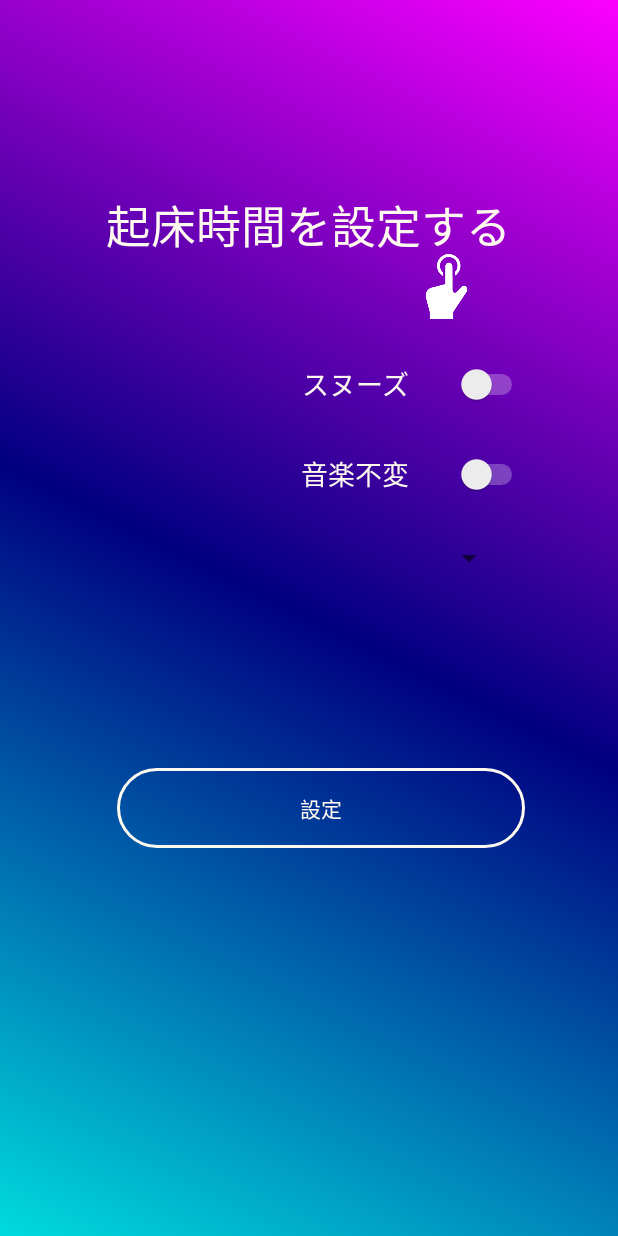
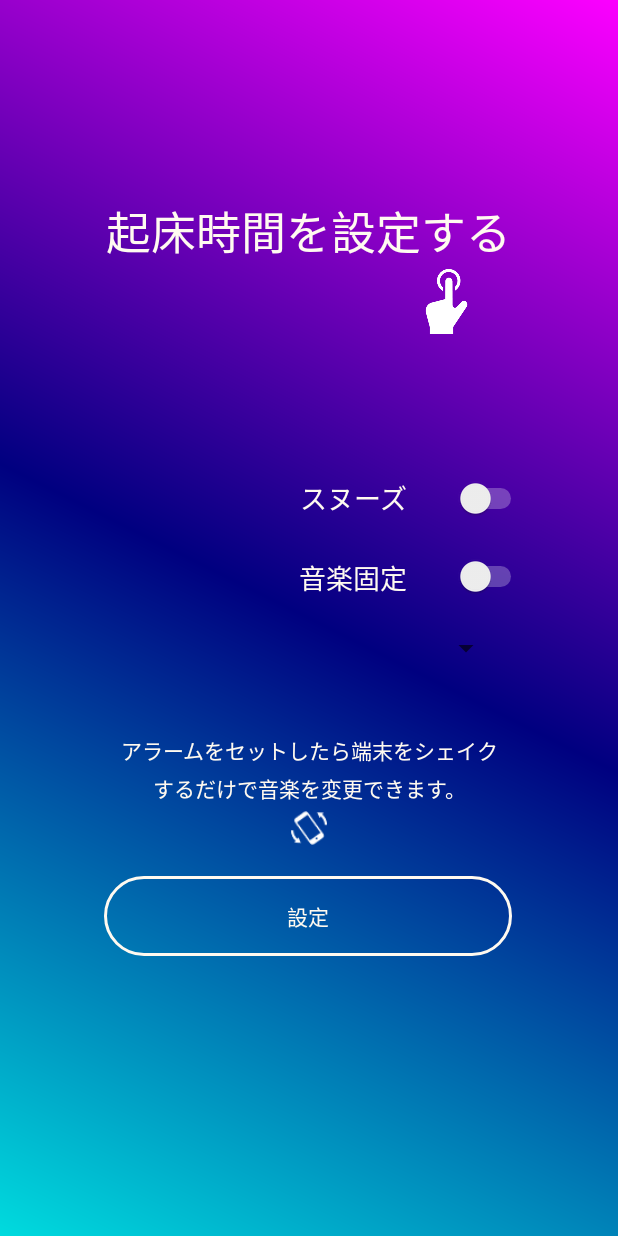
Before and after one commit to minoru1027/SleepLeader, an Android app: the layout activity_alarm_edit.xml on its own in the app's theme, with its tools: preview values and no code run, on a phone screen of 412 x 824 dp. Run offline under Robolectric (Android 15) with nearby library versions, the phone set to English and light mode, and no system bars; Roboto replaces fonts that are not available here.

Commit message:
fix:なんかいろいろ

```diff
--- a/app/src/main/java/f1/sleepLeader/AlarmActivity.kt
+++ b/app/src/main/java/f1/sleepLeader/AlarmActivity.kt
@@ -13,7 +13,7 @@ import io.realm.Realm
 import io.realm.kotlin.createObject
 import io.realm.kotlin.where
 
-class AlarmActivity : AppCompatActivity() {
+class AlarmActivity : MediaPlayerActivity() {
 
     private lateinit var musicRealm : Realm
     private lateinit var musicAlarmRealm : Realm
@@ -24,6 +24,8 @@ class AlarmActivity : AppCompatActivity() {
         super.onCreate(savedInstanceState)
         setContentView(R.layout.activity_main)
 
+        musicFlag = false
+        alarmFlag = false
         musicRealm = Realm.getDefaultInstance()
         musicAlarmRealm = Realm.getDefaultInstance()
 
--- a/app/src/main/java/f1/sleepLeader/MusicDownLoadActivity.kt
+++ b/app/src/main/java/f1/sleepLeader/MusicDownLoadActivity.kt
@@ -205,7 +205,7 @@ open class MusicDownLoadActivity : MediaPlayerActivity(){
                             }
                         }
                     }
-                    startActivity<MusicActivity>()
+                    startActivity<AlarmActivity>()
                 }
             }
         }
--- a/app/src/main/java/f1/sleepLeader/MusicPlayActivity.kt
+++ b/app/src/main/java/f1/sleepLeader/MusicPlayActivity.kt
@@ -13,9 +13,9 @@ class MusicPlayActivity :MediaPlayerActivity(){
     private var firebaseFlag = ""
 
     public fun MusicStop(){
-        mpStop()
         musicFlag = true
         alarmFlag = true
+        alarm()
     }
     public fun AlarmMusicSet(res: Resources, context: Context){
 
--- a/app/src/main/res/layout/activity_alarm_edit.xml
+++ b/app/src/main/res/layout/activity_alarm_edit.xml
@@ -12,12 +12,12 @@
             android:id="@+id/AlarmSetting"
             android:layout_width="272dp"
             android:layout_height="53dp"
-            android:layout_marginTop="128dp"
+            android:layout_marginTop="140dp"
             android:background="@drawable/radius"
             android:text="設定"
             android:textColor="#fffaf0"
             app:layout_constraintEnd_toEndOf="parent"
-            app:layout_constraintHorizontal_bias="0.555"
+            app:layout_constraintHorizontal_bias="0.496"
             app:layout_constraintStart_toStartOf="parent"
             app:layout_constraintTop_toBottomOf="@+id/musicSpinner" />
 
@@ -25,37 +25,35 @@
             android:id="@+id/musicFlag"
             android:layout_width="65dp"
             android:layout_height="40dp"
-            android:layout_marginTop="20dp"
+            android:layout_marginTop="12dp"
+
             android:layout_marginEnd="50dp"
-
             android:textColor="#fffaf0"
             android:textColorHint="#fffaf0"
             android:theme="@style/CustomSwitch"
             app:layout_constraintEnd_toEndOf="parent"
-            app:layout_constraintStart_toEndOf="@+id/textView2"
-            app:layout_constraintTop_toBottomOf="@+id/snoozeFlag"
 
 
-            />
+            app:layout_constraintStart_toEndOf="@+id/textView2"
+            app:layout_constraintTop_toBottomOf="@+id/snoozeFlag" />
 
     <Spinner
             android:id="@+id/musicSpinner"
             android:layout_width="wrap_content"
             android:layout_height="wrap_content"
-            android:layout_marginTop="24dp"
+            android:layout_marginTop="16dp"
             android:spinnerMode="dialog"
             app:layout_constraintEnd_toEndOf="parent"
-            app:layout_constraintHorizontal_bias="0.793"
+            app:layout_constraintHorizontal_bias="0.787"
+
             app:layout_constraintStart_toStartOf="parent"
-            app:layout_constraintTop_toBottomOf="@+id/musicFlag"
-
-            />
+            app:layout_constraintTop_toBottomOf="@+id/musicFlag" />
 
     <Switch
             android:id="@+id/snoozeFlag"
             android:layout_width="65dp"
             android:layout_height="40dp"
-            android:layout_marginTop="52dp"
+            android:layout_marginTop="124dp"
             android:layout_marginEnd="50dp"
 
             android:textColor="#fffaf0"
@@ -63,32 +61,30 @@
             android:theme="@style/CustomSwitch"
             app:layout_constraintEnd_toEndOf="parent"
             app:layout_constraintStart_toEndOf="@+id/スヌーズ"
-            app:layout_constraintTop_toBottomOf="@+id/timePicker"
-            />
+            app:layout_constraintTop_toBottomOf="@+id/timePicker" />
 
     <TextView
             android:id="@+id/timePicker"
             android:layout_width="294dp"
             android:layout_height="68dp"
             android:layout_marginStart="10dp"
-            android:layout_marginTop="116dp"
+            android:layout_marginTop="120dp"
             android:layout_marginEnd="10dp"
             android:gravity="center"
             android:text="起床時間を設定する"
             android:textColor="#fffaf0"
             android:textSize="30sp"
             app:layout_constraintEnd_toEndOf="parent"
-            app:layout_constraintHorizontal_bias="0.495"
+            app:layout_constraintHorizontal_bias="0.494"
             app:layout_constraintStart_toStartOf="parent"
-            app:layout_constraintTop_toTopOf="parent"
-            />
+            app:layout_constraintTop_toTopOf="parent" />
 
     <ImageView
             android:id="@+id/imageView"
             android:layout_width="43dp"
             android:layout_height="50dp"
             android:layout_marginStart="276dp"
-            android:layout_marginBottom="20dp"
+            android:layout_marginBottom="86dp"
             app:layout_constraintBottom_toTopOf="@+id/snoozeFlag"
             app:layout_constraintStart_toStartOf="parent"
             app:srcCompat="@mipmap/touch" />
@@ -97,8 +93,8 @@
             android:id="@+id/スヌーズ"
             android:layout_width="79dp"
             android:layout_height="40dp"
-            android:layout_marginStart="197dp"
-            android:layout_marginTop="52dp"
+            android:layout_marginStart="196dp"
+            android:layout_marginTop="124dp"
             android:gravity="center"
             android:text="スヌーズ"
             android:textColor="#fffaf0"
@@ -110,12 +106,43 @@
             android:id="@+id/textView2"
             android:layout_width="79dp"
             android:layout_height="40dp"
-            android:layout_marginStart="197dp"
-            android:layout_marginTop="20dp"
+            android:layout_marginStart="196dp"
+            android:layout_marginTop="13dp"
             android:gravity="center"
-            android:text="音楽不変"
+            android:text="音楽固定"
             android:textColor="#fffaf0"
             android:textSize="18sp"
             app:layout_constraintStart_toStartOf="parent"
             app:layout_constraintTop_toBottomOf="@+id/スヌーズ" />
+
+    <ImageView
+            android:id="@+id/shake"
+            android:layout_width="24dp"
+            android:layout_height="32dp"
+            android:layout_marginBottom="16dp"
+            app:layout_constraintBottom_toTopOf="@+id/AlarmSetting"
+            app:layout_constraintEnd_toEndOf="parent"
+            app:layout_constraintStart_toStartOf="parent"
+            app:srcCompat="@mipmap/shake" />
+
+    <TextView
+            android:id="@+id/memo"
+            android:layout_width="wrap_content"
+            android:layout_height="29dp"
+            android:gravity="center"
+            android:text="アラームをセットしたら端末をシェイク"
+            android:textColor="#fffaf0"
+            app:layout_constraintBottom_toTopOf="@+id/textView"
+            app:layout_constraintEnd_toEndOf="parent"
+            app:layout_constraintStart_toStartOf="parent" />
+
+    <TextView
+            android:id="@+id/textView"
+            android:layout_width="wrap_content"
+            android:layout_height="0dp"
+            android:text="するだけで音楽を変更できます。"
+            android:textColor="#fffaf0"
+            app:layout_constraintBottom_toTopOf="@+id/shake"
+            app:layout_constraintEnd_toEndOf="parent"
+            app:layout_constraintStart_toStartOf="parent" />
 </androidx.constraintlayout.widget.ConstraintLayout>
```
Also changed, not shown: app/src/main/java/f1/sleepLeader/AlarmStopActivity.kt (+14 -4 lines), app/src/main/java/f1/sleepLeader/MediaPlayerActivity.kt (+41 -27 lines), app/src/main/java/f1/sleepLeader/MusicActivity.kt (+13 -15 lines).
